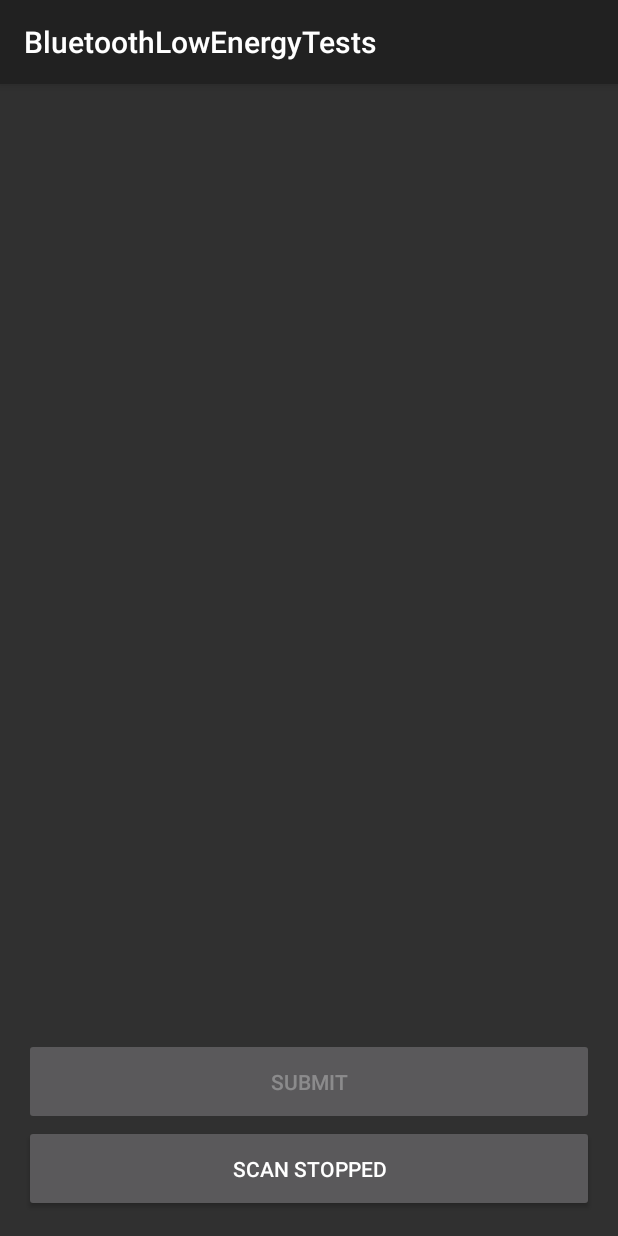
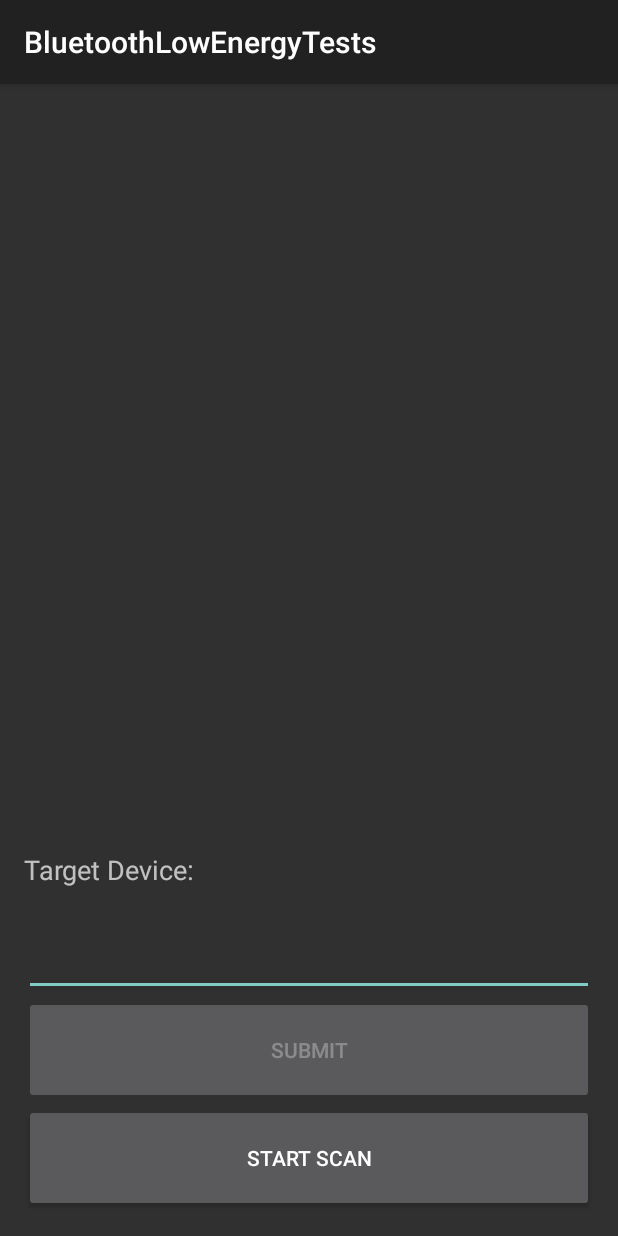
Before and after one commit to xaviersantos-ipl/BluetoothLowEnergyAndroid, an Android app: the MainActivity screen opened directly, with no data from a screen before it, after a tap on "START SCAN", on a phone screen of 412 x 824 dp. Run offline under Robolectric (Android 15) with nearby library versions, the phone set to English and light mode, and no system bars; network calls fail; 1 statement that could not run was skipped.

Commit message:
Improvements
Adicionei o campo para input do nome do BLE device.
O botão agora fica desativado enquanto faz scan.
Os toasts aparecem ao centro.
Coloquei os botões e o edittext dentro de uma scrolview e linearlayout para que o seu tamanho seja o correto ao abrir o soft keyboard.

```diff
--- a/app/src/main/java/com/example/bluetoothlowenergytests/MainActivity.java
+++ b/app/src/main/java/com/example/bluetoothlowenergytests/MainActivity.java
@@ -24,6 +24,7 @@ import android.widget.NumberPicker;
 import android.widget.RadioButton;
 import android.widget.ScrollView;
 import android.widget.TextView;
+import android.widget.Toast;
 
 import com.example.bluetoothlowenergytests.models.ResRepository;
 import com.example.bluetoothlowenergytests.models.dto.FormDto;
@@ -33,6 +34,8 @@ import java.util.HashMap;
 
 import com.google.gson.Gson;
 import com.google.gson.GsonBuilder;
+
+import okhttp3.internal.Util;
 
 public class MainActivity extends AppCompatActivity implements View.OnClickListener, AdapterView.OnItemClickListener  {
     private final static String TAG = MainActivity.class.getSimpleName();
@@ -52,7 +55,7 @@ public class MainActivity extends AppCompatActivity implements View.OnClickListe
 
     private TextView textViewForm;
     private ScrollView scrollViewForm;
-    private EditText editTextName;
+    private EditText editTextName, editTextTargetDevice;
     private RadioButton radioButtonMale, radioButtonFemale;
     private CheckBox checkBoxSports, checkBoxMovies, checkBoxSeries, checkBoxProgramming;
     private LinearLayout form;
@@ -76,6 +79,7 @@ public class MainActivity extends AppCompatActivity implements View.OnClickListe
         checkBoxProgramming = findViewById(R.id.checkboxProgramming);
         textViewForm = findViewById(R.id.textViewForm);
         scrollViewForm = findViewById(R.id.scrollViewForm);
+        editTextTargetDevice = findViewById(R.id.editTextTargetDevice);
 
         textViewForm.setVisibility(View.INVISIBLE);
         textViewForm.setEnabled(false);
@@ -160,6 +164,12 @@ public class MainActivity extends AppCompatActivity implements View.OnClickListe
 
     public void addDevice(ScanResult result) {
         String address = result.getDevice().getAddress();
+        String deviceName;
+        if (editTextTargetDevice.getText().toString().trim().length() > 0){
+            deviceName = editTextTargetDevice.getText().toString();
+        } else {
+            deviceName = "-»'«?'";
+        }
 
         if (!mBluetoothDevicesHashMap.containsKey(address)){
             BluetoothLowEnergyDevices bleDevices = new BluetoothLowEnergyDevices(result.getDevice());
@@ -171,12 +181,19 @@ public class MainActivity extends AppCompatActivity implements View.OnClickListe
 
             if (TextUtils.isEmpty(name)){
                 return;
-            } else if (name.contains("cozinha")){
+            } else if (name.contains(deviceName)){
                 textViewForm.setVisibility(View.VISIBLE);
                 textViewForm.setEnabled(true);
                 scrollViewForm.setVisibility(View.VISIBLE);
                 scrollViewForm.setEnabled(true);
                 btnSubmit.setEnabled(true);
+            } else {
+                Utils.toast(this, "Insert the Target BLE device name you are looking for.");
+                textViewForm.setVisibility(View.INVISIBLE);
+                textViewForm.setEnabled(false);
+                scrollViewForm.setVisibility(View.INVISIBLE);
+                scrollViewForm.setEnabled(false);
+                btnSubmit.setEnabled(false);
             }
         }
         else{
@@ -206,7 +223,7 @@ public class MainActivity extends AppCompatActivity implements View.OnClickListe
 
     public void startScan(){
         btnSearch.setText("Scanning...");
-
+        btnSearch.setEnabled(false);
         mBluetoothDevicesArrayList.clear();
         mBluetoothDevicesHashMap.clear();
 
@@ -217,7 +234,8 @@ public class MainActivity extends AppCompatActivity implements View.OnClickListe
     }
 
     public void stopScan() {
-        btnSearch.setText("Scan Stopped");
+        btnSearch.setText("Start Scan");
+        btnSearch.setEnabled(true);
         mBTLeScanner.stop();
     }
 
--- a/app/src/main/java/com/example/bluetoothlowenergytests/Utils.java
+++ b/app/src/main/java/com/example/bluetoothlowenergytests/Utils.java
@@ -20,7 +20,7 @@ public class Utils {
 
     public static void toast(Context context, String string){
         Toast toast = Toast.makeText(context, string, Toast.LENGTH_SHORT);
-        toast.setGravity(Gravity.CENTER | Gravity.BOTTOM,0,0);
+        toast.setGravity(Gravity.CENTER,0,0);
         toast.show();
     }
 }
--- a/app/src/main/res/layout/activity_main.xml
+++ b/app/src/main/res/layout/activity_main.xml
@@ -14,7 +14,7 @@
     <ScrollView
         android:layout_width="match_parent"
         android:layout_height="0dp"
-        android:layout_weight="2"
+        android:layout_weight="1.5"
         android:fillViewport="true"
         android:textColor="@android:color/white"
         android:id="@+id/scrollView">
@@ -126,6 +126,31 @@
 
     </ScrollView>
 
+    <ScrollView
+        android:layout_width="match_parent"
+        android:layout_height="0dp"
+        android:layout_weight="3"
+        android:fillViewport="true">
+        <LinearLayout
+            android:layout_width="match_parent"
+            android:layout_height="wrap_content"
+            android:orientation="vertical">
+
+            <TextView
+                android:text="Target Device:"
+                android:textSize="@dimen/text_size_medium"
+                android:layout_width="match_parent"
+                android:layout_height="wrap_content"
+                android:paddingTop="5dp"/>
+
+            <EditText
+                android:id="@+id/editTextTargetDevice"
+                android:layout_width="match_parent"
+                android:layout_height="0dp"
+                android:layout_weight="0.6"
+                android:maxLines="1"
+                android:inputType="text"/>
+
             <Button
                 android:layout_width="match_parent"
                 android:layout_height="0dp"
@@ -139,5 +164,6 @@
                 android:layout_weight="0.6"
                 android:text="Start Scan"
                 android:id="@+id/btn_scan"/>
-
         </LinearLayout>
+    </ScrollView>
+</LinearLayout>
```
Lines whose indentation alone changed are shown as unchanged.
